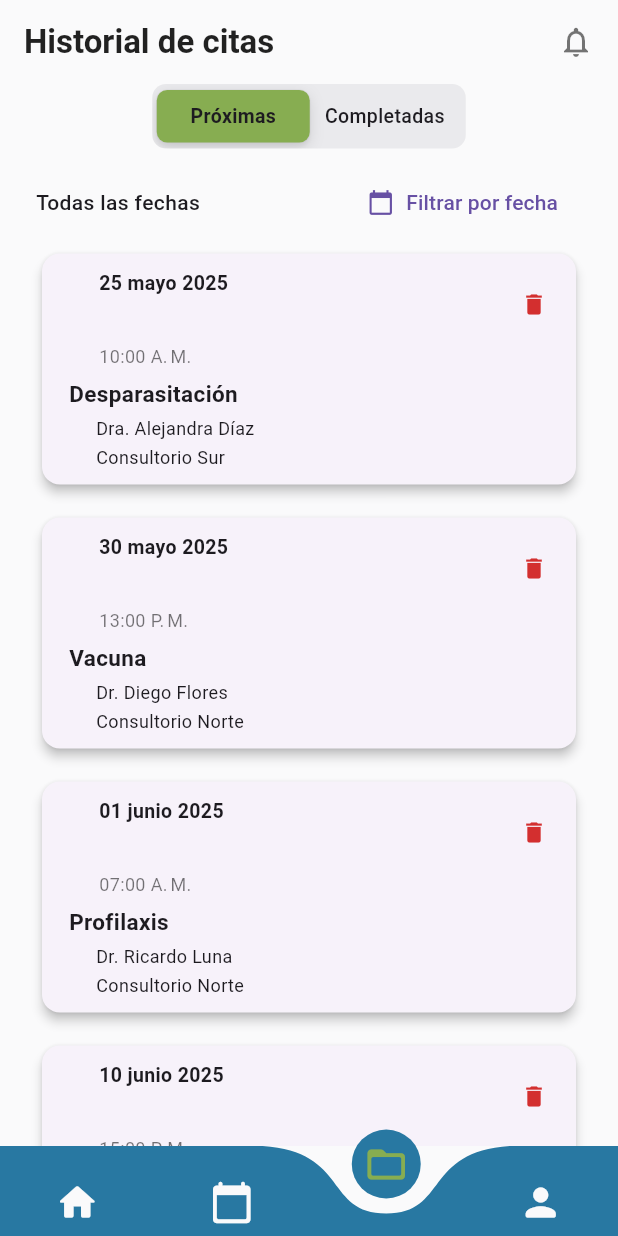
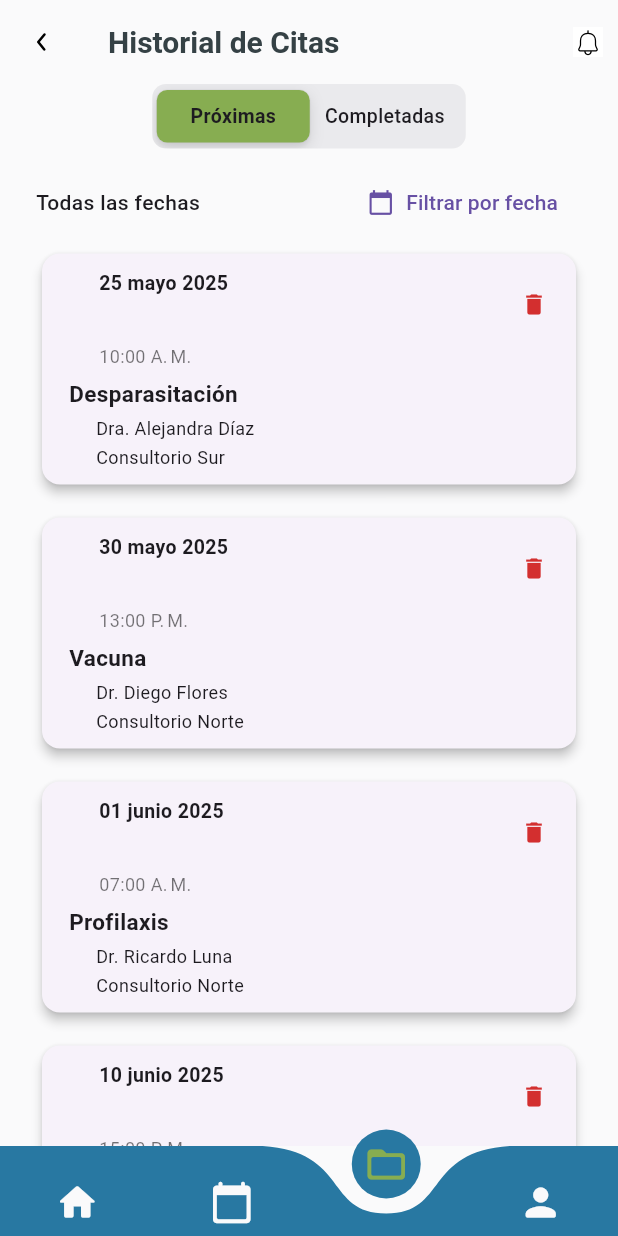
Before and after one commit to santi0ne/ArviVet-app, a Flutter app: the screen it shows after launch, item 3 of the bottom bar chosen, on a phone screen of 412 x 824 dp. Run offline on Flutter 3.47's test engine with Material 3 defaults, Android fonts, the phone set to English and light mode, and no system bars; drawn by our look-alikes of curved_navigation_bar; our stand-ins replace calendar_date_picker2, flutter_svg; Roboto replaces fonts that are missing (RobotoFlex).

Commit message:
ui: edit medical history page

```diff
--- a/lib/pages/medical_history.dart
+++ b/lib/pages/medical_history.dart
@@ -1,3 +1,4 @@
+import 'package:arvivet_app/widgets/ui/custom_appbar.dart';
 import 'package:flutter/cupertino.dart';
 import 'package:flutter/material.dart';
 import 'package:intl/intl.dart';
@@ -92,22 +93,7 @@ class _VetHistorialPageState extends State<VetHistorialPage> {
 
     return Scaffold(
       backgroundColor: AppColors.whiteColor,
-      appBar: AppBar(
-        backgroundColor: AppColors.whiteColor,
-        elevation: 0,
-        automaticallyImplyLeading: false,
-        title: const Text(
-          'Historial de citas',
-          style: TextStyle(color: Colors.black87, fontWeight: FontWeight.bold),
-        ),
-        actions: [
-          IconButton(
-            icon: const Icon(Icons.notifications_none, color: Colors.black54),
-            onPressed: () {},
-          ),
-          const SizedBox(width: 4),
-        ],
-      ),
+      appBar: const CustomAppBar(label: 'Historial de Citas'),
       body: Column(
         children: [
           Padding(
```
